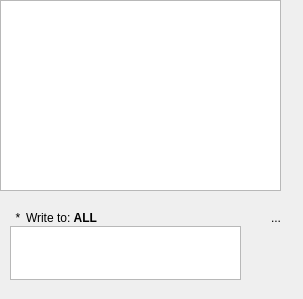
Qt form src/GuiChat.ui (hwgao/beebeep) before a commit.
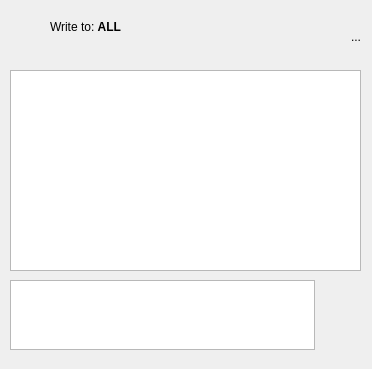
The same form after that commit. Icons and pictures are not drawn. Custom widgets are drawn as their Qt base class.

Commit message: - New interface for chat: user in title and clickable avatar - fixed bug in group notification

Patch:
```diff
--- a/src/GuiChat.ui
+++ b/src/GuiChat.ui
@@ -6,8 +6,8 @@
    <rect>
     <x>0</x>
     <y>0</y>
-    <width>303</width>
-    <height>299</height>
+    <width>372</width>
+    <height>369</height>
    </rect>
   </property>
   <property name="sizePolicy">
@@ -22,10 +22,10 @@
   <widget class="QTextBrowser" name="mp_teChat">
    <property name="geometry">
     <rect>
-     <x>0</x>
-     <y>0</y>
-     <width>281</width>
-     <height>191</height>
+     <x>10</x>
+     <y>70</y>
+     <width>351</width>
+     <height>201</height>
     </rect>
    </property>
    <property name="minimumSize">
@@ -48,8 +48,8 @@
    <property name="geometry">
     <rect>
      <x>10</x>
-     <y>210</y>
-     <width>271</width>
+     <y>280</y>
+     <width>351</width>
      <height>70</height>
     </rect>
    </property>
@@ -90,109 +90,7 @@
     <property name="bottomMargin">
      <number>0</number>
     </property>
-    <property name="verticalSpacing">
-     <number>0</number>
-    </property>
-    <item row="0" column="0" colspan="2">
-     <layout class="QHBoxLayout" name="horizontalLayout">
-      <item>
-       <widget class="QLabel" name="mp_lPix">
-        <property name="sizePolicy">
-         <sizepolicy hsizetype="Minimum" vsizetype="Minimum">
-          <horstretch>0</horstretch>
-          <verstretch>0</verstretch>
-         </sizepolicy>
-        </property>
-        <property name="minimumSize">
-         <size>
-          <width>16</width>
-          <height>16</height>
-         </size>
-        </property>
-        <property name="text">
-         <string>*</string>
-        </property>
-        <property name="alignment">
-         <set>Qt::AlignCenter</set>
-        </property>
-       </widget>
-      </item>
-      <item>
-       <widget class="QLabel" name="mp_lTitle">
-        <property name="sizePolicy">
-         <sizepolicy hsizetype="Expanding" vsizetype="Minimum">
-          <horstretch>0</horstretch>
-          <verstretch>0</verstretch>
-         </sizepolicy>
-        </property>
-        <property name="text">
-         <string>Write to: &lt;b&gt;ALL&lt;/b&gt;</string>
-        </property>
-        <property name="textFormat">
-         <enum>Qt::RichText</enum>
-        </property>
-        <property name="margin">
-         <number>0</number>
-        </property>
-       </widget>
-      </item>
-      <item>
-       <widget class="QLabel" name="mp_lTimestamp">
-        <property name="sizePolicy">
-         <sizepolicy hsizetype="Minimum" vsizetype="Minimum">
-          <horstretch>0</horstretch>
-          <verstretch>0</verstretch>
-         </sizepolicy>
-        </property>
-        <property name="text">
-         <string>...</string>
-        </property>
-        <property name="alignment">
-         <set>Qt::AlignRight|Qt::AlignTrailing|Qt::AlignVCenter</set>
-        </property>
-       </widget>
-      </item>
-     </layout>
-    </item>
-    <item row="1" column="1">
-     <widget class="QPushButton" name="mp_pbSend">
-      <property name="sizePolicy">
-       <sizepolicy hsizetype="Fixed" vsizetype="Fixed">
-        <horstretch>0</horstretch>
-        <verstretch>0</verstretch>
-       </sizepolicy>
-      </property>
-      <property name="minimumSize">
-       <size>
-        <width>34</width>
-        <height>34</height>
-       </size>
-      </property>
-      <property name="maximumSize">
-       <size>
-        <width>50</width>
-        <height>50</height>
-       </size>
-      </property>
-      <property name="toolTip">
-       <string>Click to send message or just hit enter</string>
-      </property>
-      <property name="icon">
-       <iconset resource="beebeep.qrc">
-        <normaloff>:/images/send.png</normaloff>:/images/send.png</iconset>
-      </property>
-      <property name="iconSize">
-       <size>
-        <width>32</width>
-        <height>32</height>
-       </size>
-      </property>
-      <property name="flat">
-       <bool>true</bool>
-      </property>
-     </widget>
-    </item>
-    <item row="1" column="0">
+    <item row="0" column="0">
      <widget class="GuiMessageEdit" name="mp_teMessage">
       <property name="sizePolicy">
        <sizepolicy hsizetype="Expanding" vsizetype="MinimumExpanding">
@@ -218,6 +116,155 @@
 p, li { white-space: pre-wrap; }
 &lt;/style&gt;&lt;/head&gt;&lt;body style=&quot; font-family:'.Helvetica Neue DeskInterface'; font-size:13pt; font-weight:400; font-style:normal;&quot;&gt;
 &lt;p style=&quot;-qt-paragraph-type:empty; margin-top:0px; margin-bottom:0px; margin-left:0px; margin-right:0px; -qt-block-indent:0; text-indent:0px; font-family:'MS Shell Dlg 2'; font-size:8pt;&quot;&gt;&lt;br /&gt;&lt;/p&gt;&lt;/body&gt;&lt;/html&gt;</string>
+      </property>
+     </widget>
+    </item>
+    <item row="0" column="1">
+     <widget class="QPushButton" name="mp_pbSend">
+      <property name="sizePolicy">
+       <sizepolicy hsizetype="Fixed" vsizetype="Fixed">
+        <horstretch>0</horstretch>
+        <verstretch>0</verstretch>
+       </sizepolicy>
+      </property>
+      <property name="minimumSize">
+       <size>
+        <width>34</width>
+        <height>34</height>
+       </size>
+      </property>
+      <property name="maximumSize">
+       <size>
+        <width>50</width>
+        <height>50</height>
+       </size>
+      </property>
+      <property name="toolTip">
+       <string>Click to send message or just hit enter</string>
+      </property>
+      <property name="icon">
+       <iconset resource="beebeep.qrc">
+        <normaloff>:/images/send.png</normaloff>:/images/send.png</iconset>
+      </property>
+      <property name="iconSize">
+       <size>
+        <width>32</width>
+        <height>32</height>
+       </size>
+      </property>
+      <property name="flat">
+       <bool>true</bool>
+      </property>
+     </widget>
+    </item>
+   </layout>
+  </widget>
+  <widget class="QFrame" name="mp_frameHeader">
+   <property name="geometry">
+    <rect>
+     <x>10</x>
+     <y>10</y>
+     <width>351</width>
+     <height>34</height>
+    </rect>
+   </property>
+   <property name="sizePolicy">
+    <sizepolicy hsizetype="Expanding" vsizetype="Minimum">
+     <horstretch>0</horstretch>
+     <verstretch>0</verstretch>
+    </sizepolicy>
+   </property>
+   <property name="minimumSize">
+    <size>
+     <width>0</width>
+     <height>34</height>
+    </size>
+   </property>
+   <property name="frameShape">
+    <enum>QFrame::NoFrame</enum>
+   </property>
+   <property name="frameShadow">
+    <enum>QFrame::Plain</enum>
+   </property>
+   <layout class="QHBoxLayout" name="horizontalLayout">
+    <property name="leftMargin">
+     <number>0</number>
+    </property>
+    <property name="topMargin">
+     <number>0</number>
+    </property>
+    <property name="rightMargin">
+     <number>0</number>
+    </property>
+    <property name="bottomMargin">
+     <number>0</number>
+    </property>
+    <item>
+     <widget class="QPushButton" name="mp_pbProfile">
+      <property name="sizePolicy">
+       <sizepolicy hsizetype="Fixed" vsizetype="Fixed">
+        <horstretch>0</horstretch>
+        <verstretch>0</verstretch>
+       </sizepolicy>
+      </property>
+      <property name="minimumSize">
+       <size>
+        <width>34</width>
+        <height>34</height>
+       </size>
+      </property>
+      <property name="maximumSize">
+       <size>
+        <width>34</width>
+        <height>34</height>
+       </size>
+      </property>
+      <property name="iconSize">
+       <size>
+        <width>32</width>
+        <height>32</height>
+       </size>
+      </property>
+      <property name="flat">
+       <bool>true</bool>
+      </property>
+     </widget>
+    </item>
+    <item>
+     <widget class="QLabel" name="mp_lTitle">
+      <property name="sizePolicy">
+       <sizepolicy hsizetype="Expanding" vsizetype="Minimum">
+        <horstretch>0</horstretch>
+        <verstretch>0</verstretch>
+       </sizepolicy>
+      </property>
+      <property name="text">
+       <string>Write to: &lt;b&gt;ALL&lt;/b&gt;</string>
+      </property>
+      <property name="textFormat">
+       <enum>Qt::RichText</enum>
+      </property>
+      <property name="wordWrap">
+       <bool>true</bool>
+      </property>
+      <property name="margin">
+       <number>0</number>
+      </property>
+     </widget>
+    </item>
+    <item>
+     <widget class="QLabel" name="mp_lTimestamp">
+      <property name="sizePolicy">
+       <sizepolicy hsizetype="Expanding" vsizetype="Minimum">
+        <horstretch>0</horstretch>
+        <verstretch>0</verstretch>
+       </sizepolicy>
+      </property>
+      <property name="text">
+       <string>...</string>
+      </property>
+      <property name="alignment">
+       <set>Qt::AlignBottom|Qt::AlignRight|Qt::AlignTrailing</set>
       </property>
      </widget>
     </item>
```
The commit also changes 6 other files.
